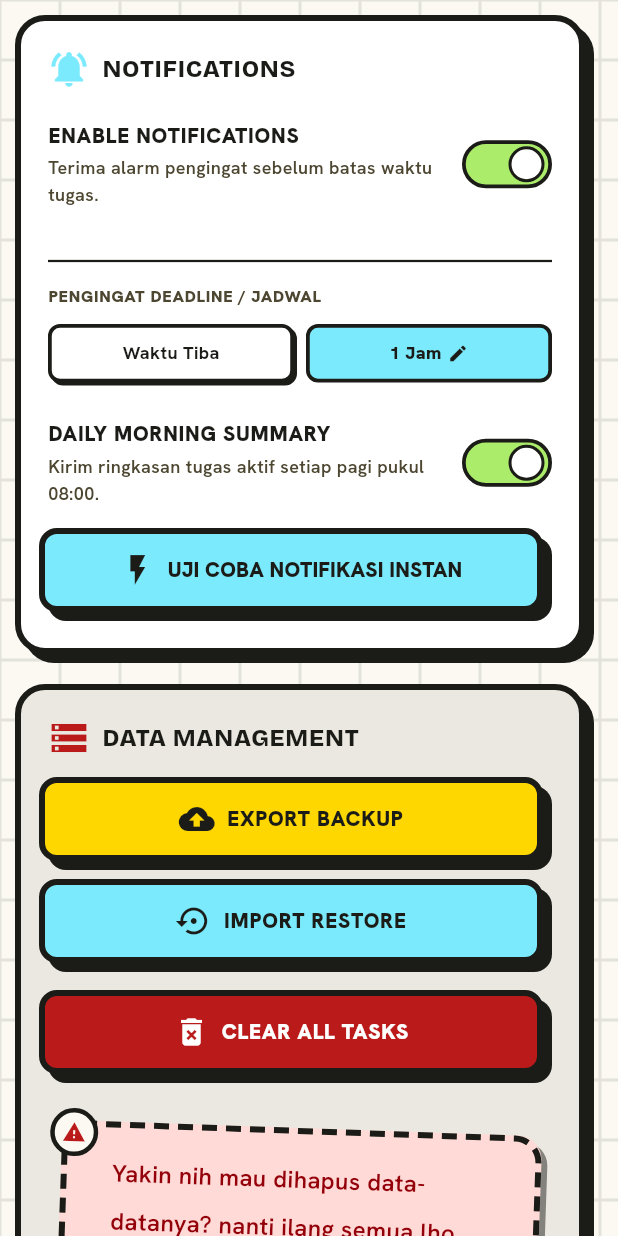
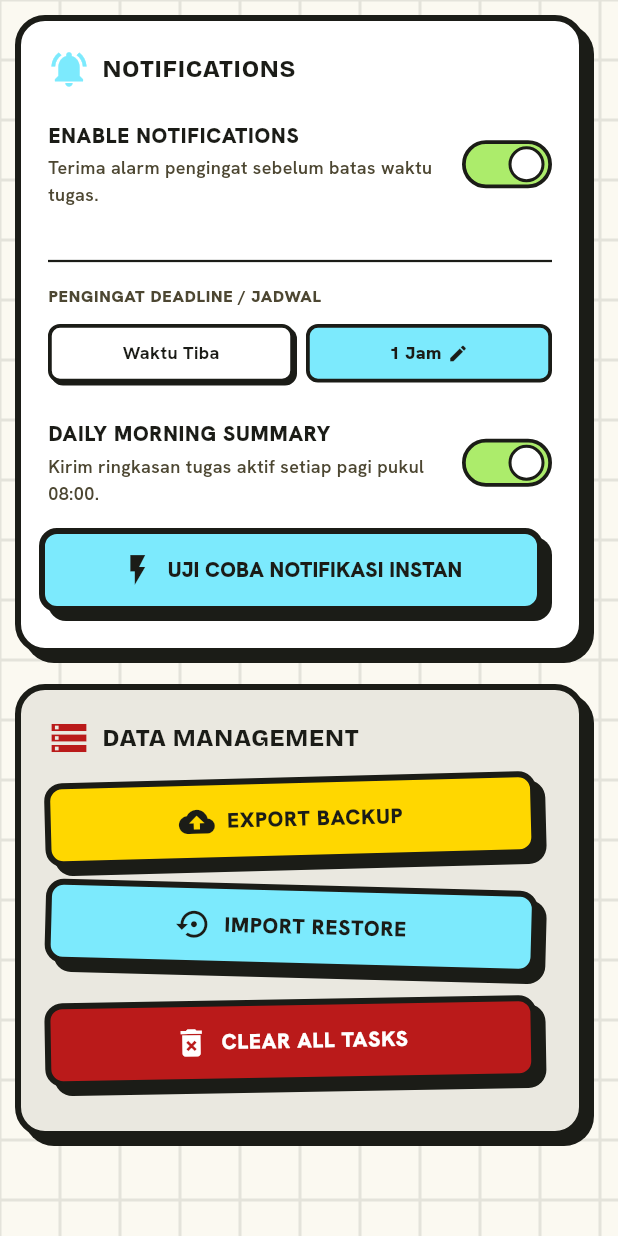
Before and after one commit to Chanifg/Lijsttedoen, a Flutter app: the SettingsPage screen opened directly with empty values, scrolled down 503 dp, on a phone screen of 412 x 824 dp. Run offline on Flutter 3.47's test engine with Material 3 defaults, Android fonts, the phone set to English and light mode, and no system bars; our stand-ins replace file_picker, flutter_local_notifications, flutter_timezone, google_fonts, share_plus, shared_preferences and 1 more; accounts and stored records are empty.

Commit message:
style: remove settings mock warning card and slant data management buttons

```diff
--- a/lib/pages/settings_page.dart
+++ b/lib/pages/settings_page.dart
@@ -884,7 +884,11 @@ class _SettingsPageState extends State<SettingsPage> {
                         ],
                       ),
                       const SizedBox(height: 18),
-                      NeoBrutalismButton(
+                      Transform.rotate(
+                        angle: -1.5 * 3.141592653589793 / 180, // miring kiri -1.5 derajat
+                        child: Padding(
+                          padding: const EdgeInsets.symmetric(horizontal: 4.0),
+                          child: NeoBrutalismButton(
                             backgroundColor: NeoBrutalismTheme.primaryContainer,
                             onPressed: _handleExportBackup,
                             child: Row(
@@ -903,8 +907,14 @@ class _SettingsPageState extends State<SettingsPage> {
                               ],
                             ),
                           ),
-                      const SizedBox(height: 12),
-                      NeoBrutalismButton(
+                        ),
+                      ),
+                      const SizedBox(height: 16),
+                      Transform.rotate(
+                        angle: 1.5 * 3.141592653589793 / 180, // miring kanan 1.5 derajat
+                        child: Padding(
+                          padding: const EdgeInsets.symmetric(horizontal: 4.0),
+                          child: NeoBrutalismButton(
                             backgroundColor: NeoBrutalismTheme.secondaryContainer,
                             onPressed: _handleImportRestore,
                             child: Row(
@@ -923,9 +933,15 @@ class _SettingsPageState extends State<SettingsPage> {
                               ],
                             ),
                           ),
-                      const SizedBox(height: 18),
+                        ),
+                      ),
+                      const SizedBox(height: 20),
                       // Tombol Reset Data Red (Nuke/Clear All Tasks)
-                      NeoBrutalismButton(
+                      Transform.rotate(
+                        angle: -1.0 * 3.141592653589793 / 180, // miring kiri -1.0 derajat
+                        child: Padding(
+                          padding: const EdgeInsets.symmetric(horizontal: 4.0),
+                          child: NeoBrutalismButton(
                             backgroundColor: NeoBrutalismTheme.error, // Red
                             onPressed: _showResetDataConfirmationDialog,
                             child: Row(
@@ -945,109 +961,9 @@ class _SettingsPageState extends State<SettingsPage> {
                               ],
                             ),
                           ),
-                      const SizedBox(height: 18),
-
-                      // Visual Representation of AlertDialog (Mockup) Sesuai Stitch
-                      Padding(
-                        padding: const EdgeInsets.symmetric(
-                          horizontal: 8,
-                          vertical: 12,
-                        ),
-                        child: Transform.rotate(
-                          angle:
-                              2 *
-                              3.141592653589793 /
-                              180, // rotate-2 (2 degrees)
-                          child: GestureDetector(
-                            onTap: _showResetDataConfirmationDialog,
-                            child: Stack(
-                              clipBehavior: Clip.none,
-                              children: [
-                                // Main Card Container dengan brutal shadow
-                                Container(
-                                  width: double.infinity,
-                                  decoration: BoxDecoration(
-                                    color: NeoBrutalismTheme
-                                        .errorContainer, // Pink/light red
-                                    borderRadius: BorderRadius.circular(16),
-                                    boxShadow: [
-                                      BoxShadow(
-                                        color: NeoBrutalismTheme.outline
-                                            .withValues(alpha: 0.5),
-                                        offset: const Offset(4, 4),
-                                        blurRadius: 0,
-                                      ),
-                                    ],
-                                  ),
-                                  child: CustomPaint(
-                                    painter: DashedBorderPainter(
-                                      color: NeoBrutalismTheme.outline,
-                                      strokeWidth: 4.0,
-                                      gap: 6.0,
-                                      dashLength: 10.0,
-                                      borderRadius: 16.0,
-                                    ),
-                                    child: Padding(
-                                      padding: const EdgeInsets.only(
-                                        left: 18,
-                                        right: 14,
-                                        top: 14,
-                                        bottom: 14,
-                                      ),
-                                      child: Column(
-                                        crossAxisAlignment:
-                                            CrossAxisAlignment.stretch,
-                                        children: [
-                                          const SizedBox(height: 4),
-                                          const Padding(
-                                            padding: EdgeInsets.only(
-                                              left: 16.0,
-                                            ),
-                                            child: Text(
-                                              "Yakin nih mau dihapus data-datanya? nanti ilang semua lho.",
-                                              style: TextStyle(
-                                                color: Color(
-                                                  0xFF93000A,
-                                                ), // on-error-container
-                                                fontWeight: FontWeight.w600,
-                                                fontSize: 16,
-                                                height: 2,
                         ),
                       ),
-                                          ),
-                                        ],
-                                      ),
-                                    ),
-                                  ),
-                                ),
-                                // Absolute Warning Icon Badge on Top-Left
-                                Positioned(
-                                  left: -8,
-                                  top: -8,
-                                  child: Container(
-                                    width: 32,
-                                    height: 32,
-                                    decoration: BoxDecoration(
-                                      color: NeoBrutalismTheme.surface,
-                                      shape: BoxShape.circle,
-                                      border: Border.all(
-                                        color: NeoBrutalismTheme.outline,
-                                        width: 3,
-                                      ),
-                                    ),
-                                    alignment: Alignment.center,
-                                    child: const Icon(
-                                      Icons.warning,
-                                      color: NeoBrutalismTheme.error,
-                                      size: 16,
-                                    ),
-                                  ),
-                                ),
-                              ],
-                            ),
-                          ),
-                        ),
-                      ),
+                      const SizedBox(height: 8),
                     ],
                   ),
                 ),
```
Lines whose indentation alone changed are shown as unchanged.
